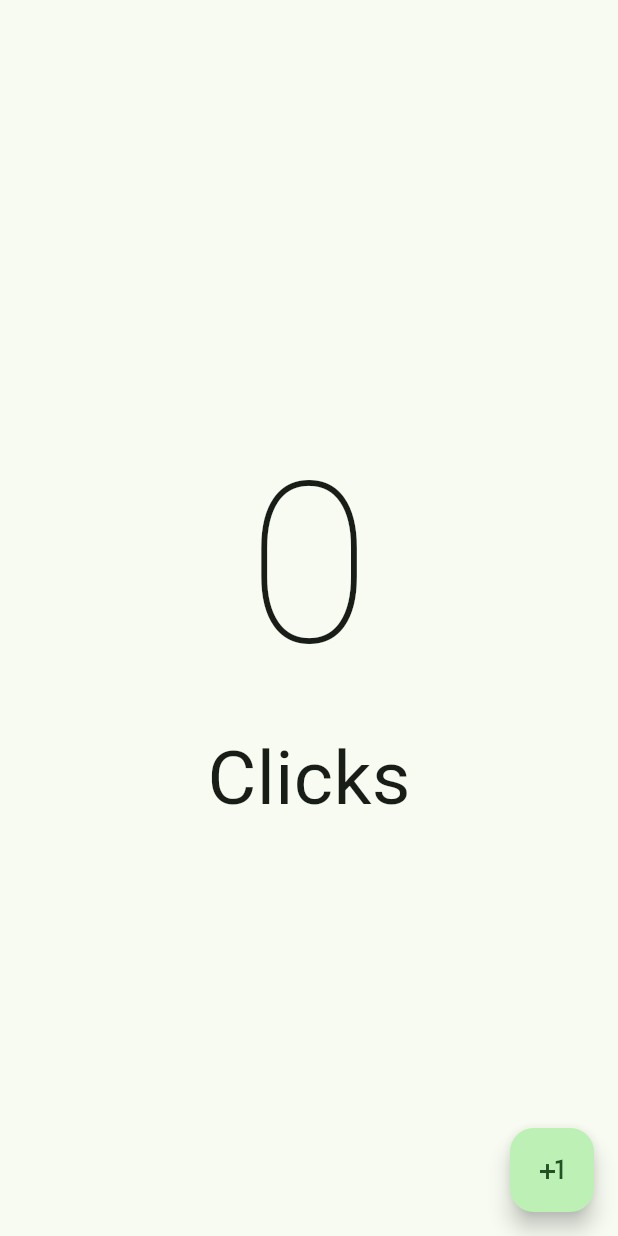
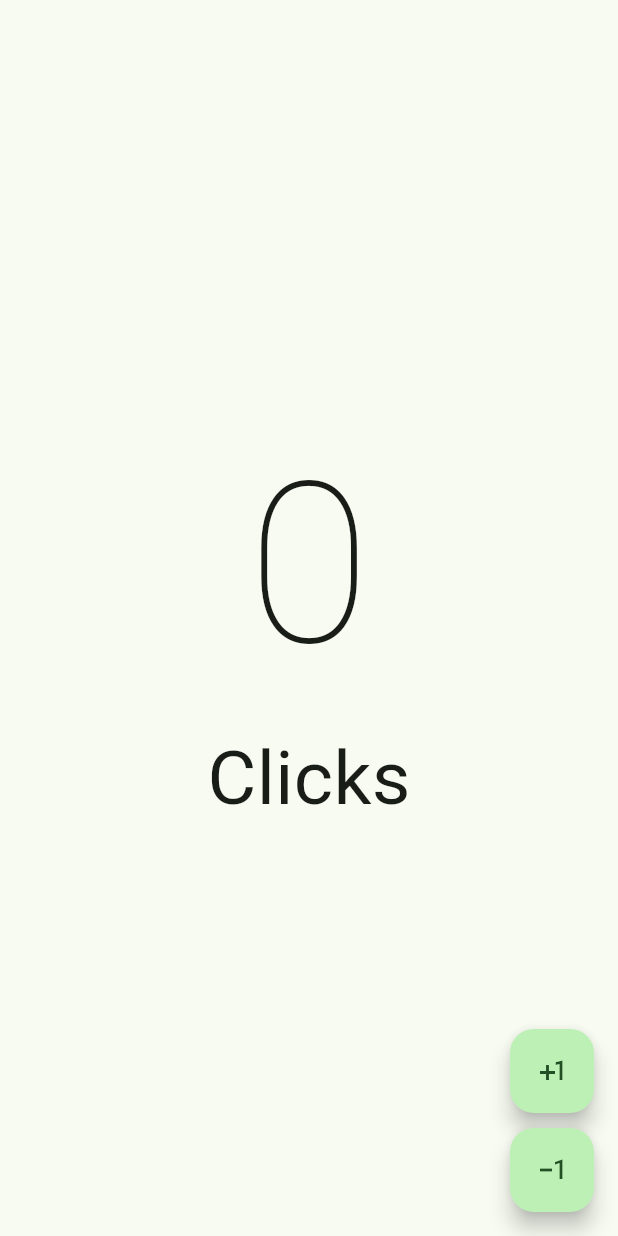
Before and after one commit to DanielRdgz1217/guillermo-grellas-tarea, a Flutter app: the screen it shows after launch, on a phone screen of 412 x 824 dp. Run offline on Flutter 3.47's test engine with Material 2 defaults, Android fonts, the phone set to English and light mode, and no system bars.

Commit message:
avoid substract less than zero

```diff
--- a/lib/presentation/screens/counter/counter_screen.dart
+++ b/lib/presentation/screens/counter/counter_screen.dart
@@ -33,9 +33,29 @@ class _CounterState extends State<Counter> {
           ],
         ),
       ),
-      floatingActionButton: const FloatingActionButton(
-        onPressed: null,
-        child: Icon(Icons.plus_one),
+      floatingActionButton: Column(
+        mainAxisAlignment: MainAxisAlignment.end,
+        children: [
+          FloatingActionButton(
+            onPressed: () {
+              setState(() {
+                count++;
+              });
+            },
+            child: const Icon(Icons.plus_one),
+          ),
+          const SizedBox(height: 10),
+          FloatingActionButton(
+            onPressed: () {
+              setState(() {
+                if(count > 0) {
+                  count--;
+                }
+              });
+            },
+            child: const Icon(Icons.exposure_minus_1),
+          ),
+        ]
       ),
     );
   }
```
